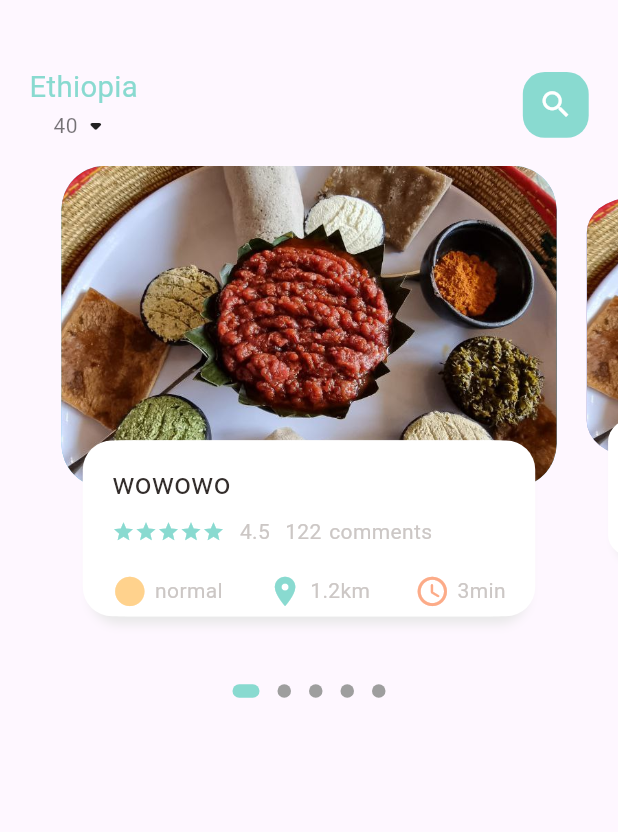
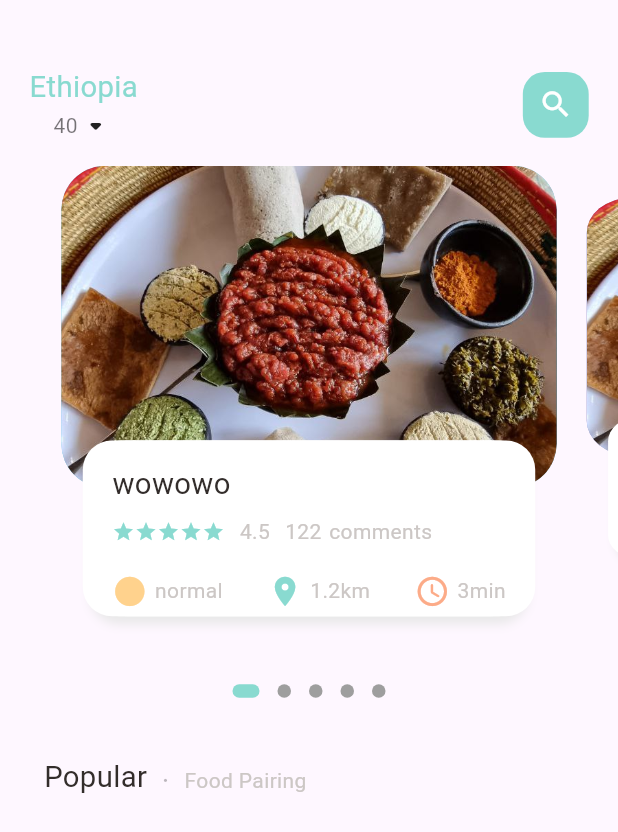
Before and after one commit to asm2212/gamo, a Flutter app: the screen it shows after launch, on a phone screen of 412 x 824 dp. Shown: the top 832 px of the screen. Run offline on Flutter 3.47's test engine with Material 3 defaults, Android fonts, the light colour scheme and no system bars; drawn by our look-alikes of dots_indicator; our stand-ins replace get; project files that could hold a hidden picture were left out.

Commit message:
popular text

```diff
--- a/lib/home/food_page_body.dart
+++ b/lib/home/food_page_body.dart
@@ -51,7 +51,7 @@ class _FoodPageBodyState extends State<FoodPageBody> {
           ),
         ),
         SizedBox(height: 10),
-        DotsIndicator(
+         new DotsIndicator(
           dotsCount: 5,
           position: _currPageValue.round(),
           decorator: DotsDecorator(
@@ -62,7 +62,27 @@ class _FoodPageBodyState extends State<FoodPageBody> {
                 borderRadius: BorderRadius.circular(5.0)),
           ),
         ),
-        SizedBox(height: 10),
+        SizedBox(height: Dimensions.height30),
+        Container(
+          margin: EdgeInsets.only(left: Dimensions.width30),
+          child: Row(
+            crossAxisAlignment: CrossAxisAlignment.end,
+            children: [
+              BigText(text: "Popular"),
+              SizedBox(width: Dimensions.width10,),
+              Container(
+                margin: const EdgeInsets.only(bottom: 3),
+                child: BigText(text: ".",color: Colors.black26,),
+              ),
+              SizedBox(width: Dimensions.width10,),
+              Container(
+                margin: const EdgeInsets.only(bottom: 2),
+                child: SmallText(text: "Food Pairing"),
+              ),
+
+            ],
+          ),
+        )
       ],
     );
   }
```
Also changed, not shown: lib/widgets/icon_and_text_widget.dart (line endings or trailing spaces).
